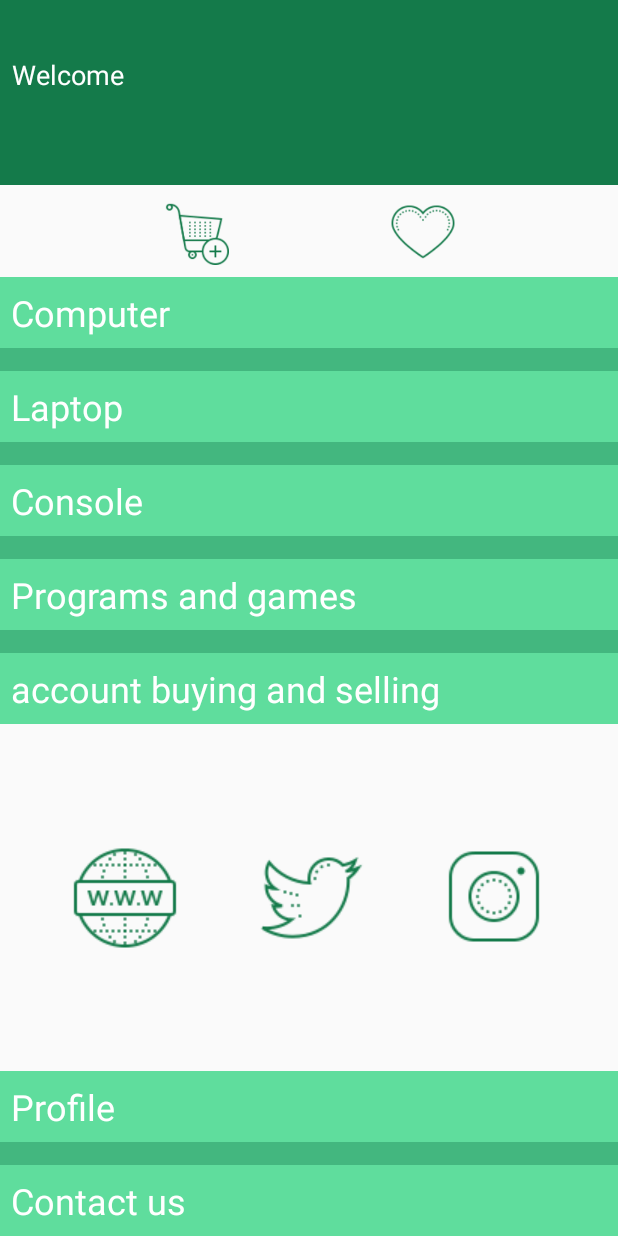
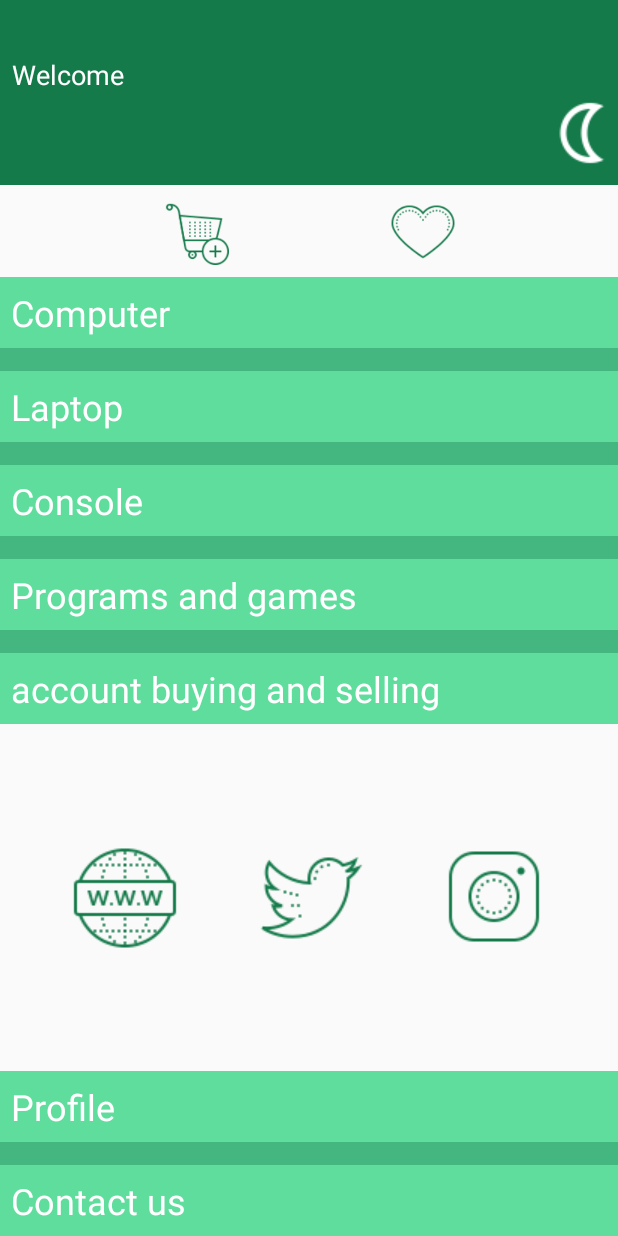
Before and after one commit to mohmj/FutureStore, an Android app: the MenuActivity screen opened directly, with no data from a screen before it, on a phone screen of 412 x 824 dp. Run offline under Robolectric (Android 15) with nearby library versions, the phone set to English and light mode, and no system bars; our stand-ins replace Firebase (no records; nobody signed in at launch, a user with empty details on screens opened directly).

Commit message:
Many updates

```diff
--- a/app/src/main/AndroidManifest.xml
+++ b/app/src/main/AndroidManifest.xml
@@ -9,7 +9,8 @@
         android:roundIcon="@mipmap/ic_launcher_round"
         android:supportsRtl="true"
         android:theme="@style/AppTheme">
-        <activity android:name=".ShowProductActivity"></activity>
+        <activity android:name=".DarkModeDialogActivity"></activity>
+        <activity android:name=".ShowProductActivity" />
         <activity android:name=".PersonalDataActivity" />
         <activity android:name=".ProductActivity" />
         <activity android:name=".ProfileActivity" />
--- a/app/src/main/java/com/example/futurestore/MenuActivity.kt
+++ b/app/src/main/java/com/example/futurestore/MenuActivity.kt
@@ -1,14 +1,13 @@
 package com.example.futurestore
 
 import android.content.Intent
+import android.os.Bundle
 import androidx.appcompat.app.AppCompatActivity
-import android.os.Bundle
-import android.util.Log
 import com.example.futurestore.Models.UserInformation
 import com.example.futurestore.Services.Categories
 import com.example.futurestore.Services.Database
+import com.google.android.material.bottomsheet.BottomSheetDialog
 import com.google.firebase.auth.ktx.auth
-import com.google.firebase.database.ChildEventListener
 import com.google.firebase.database.DataSnapshot
 import com.google.firebase.database.DatabaseError
 import com.google.firebase.database.ValueEventListener
@@ -94,6 +93,11 @@ class MenuActivity : AppCompatActivity() {
             menu_activity_chat_button.setOnClickListener(){
                 //Nothing until now
             }
+            menu_activity_night_mood_button.setOnClickListener(){
+                val mDialog = BottomSheetDialog(this)
+                mDialog.setContentView(R.layout.activity_dark_mode_dialog)
+                mDialog.show()
+            }
 
 }
 
--- a/app/src/main/res/layout/activity_menu.xml
+++ b/app/src/main/res/layout/activity_menu.xml
@@ -46,7 +46,7 @@
         android:layout_width="0dp"
         android:layout_height="40dp"
         android:layout_marginStart="8dp"
-        android:layout_marginEnd="8dp"
+        android:layout_marginEnd="64dp"
         android:layout_marginBottom="8dp"
         android:textAlignment="textStart"
         android:textColor="@android:color/white"
@@ -223,4 +223,13 @@
         app:layout_constraintTop_toTopOf="@+id/menu_activity_twitter_button"
         app:srcCompat="@drawable/icons8_instagram_80px" />
 
-    </androidx.constraintlayout.widget.ConstraintLayout>
+    <ImageView
+        android:id="@+id/menu_activity_night_mood_button"
+        android:layout_width="wrap_content"
+        android:layout_height="wrap_content"
+        app:layout_constraintBottom_toBottomOf="@+id/menu_activity_name_text_view"
+        app:layout_constraintEnd_toEndOf="parent"
+        app:layout_constraintTop_toBottomOf="@+id/textView30"
+        app:srcCompat="@drawable/icons8_moon_symbol_48px" />
+
+</androidx.constraintlayout.widget.ConstraintLayout>
--- /dev/null
+++ b/app/src/main/res/values-night/colors.xml
@@ -0,0 +1,14 @@
+<?xml version="1.0" encoding="utf-8"?>
+<resources>
+    <color name="colorPrimary">#19402D</color>
+    <color name="colorPrimaryDark">#03100A</color>
+    <color name="colorAccent">#195A39</color>
+<!--    &#45;&#45;&#45;&#45;&#45;&#45;&#45;&#45;&#45;&#45;&#45;&#45;&#45;&#45;&#45;&#45;&#45;&#45;&#45;&#45;&#45;&#45;&#45;&#45;&#45;&#45;&#45;&#45;&#45;&#45;&#45;&#45;&#45;&#45;-->
+    <color name="Default5">#03100A</color>
+    <color name="Default4">#19402D</color>
+    <color name="Default3">#195A39</color>
+    <color name="Default2">#09773F</color>
+    <color name="Default1">#222021</color>
+    <color name="Default_white">#7E6D6D</color>
+    <color name="Default_red">#391515</color>
+</resources>
--- /dev/null
+++ b/app/src/main/res/values-night/styles.xml
@@ -0,0 +1,19 @@
+<resources>
+    <!-- Base application theme. -->
+    <style name="AppTheme" parent="Theme.AppCompat.Light.DarkActionBar">
+        <!-- Customize your theme here. -->
+        <item name="colorPrimary">@color/colorPrimary</item>
+        <item name="colorPrimaryDark">@color/colorPrimaryDark</item>
+        <item name="colorAccent">@color/colorAccent</item>
+    </style>
+
+    <style name="AppTheme.NoActionBar">
+        <item name="windowActionBar">false</item>
+        <item name="windowNoTitle">true</item>
+    </style>
+
+    <style name="AppTheme.AppBarOverlay" parent="ThemeOverlay.AppCompat.Dark.ActionBar" />
+
+    <style name="AppTheme.PopupOverlay" parent="ThemeOverlay.AppCompat.Light" />
+
+</resources>
```
Also changed, not shown: app/src/main/java/com/example/futurestore/DarkModeDialogActivity.kt (added, +37 -0 lines), app/src/main/res/layout/activity_dark_mode_dialog.xml (added, +33 -0 lines), app/src/main/res/navigation/mobile_navigation.xml (deleted, +0 -25 lines), app/src/main/res/drawable-v24/icons8_moon_symbol_48px.png (added).
